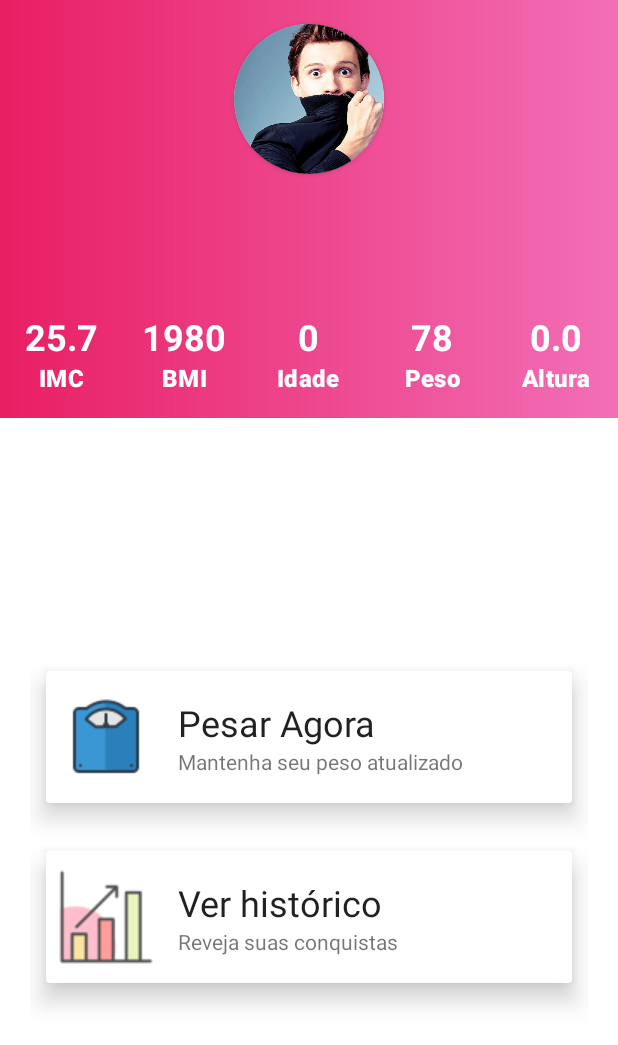
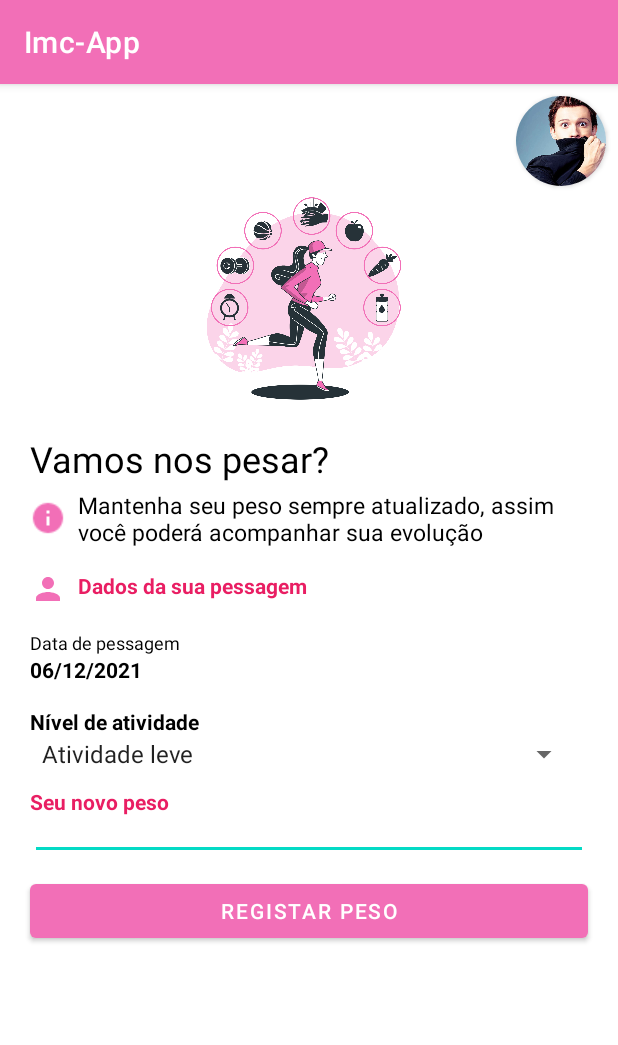
Before and after one commit to Kevin4773/ImcApp2.0, an Android app: the DashBoardActivity screen opened directly, with no data from a screen before it, after a tap on "Pesar Agora", on a phone screen of 412 x 824 dp. Shown: the top 1045 px of the screen. Run offline under Robolectric (Android 15) with nearby library versions, the phone set to English and light mode, and no system bars; Roboto replaces fonts that are not available here; 1 statement that could not run was skipped.

Commit message:
Funções de peso, atividade e data de pessagem concluído

```diff
--- a/app/src/main/AndroidManifest.xml
+++ b/app/src/main/AndroidManifest.xml
@@ -9,7 +9,8 @@
         android:roundIcon="@drawable/imc"
         android:supportsRtl="true"
         android:theme="@style/Theme.ImcApp">
-        <activity android:name=".NovoUsuarioActivity"></activity>
+        <activity android:name=".activity_pessagem2"></activity>
+        <activity android:name=".NovoUsuarioActivity" />
         <activity android:name=".DashBoardActivity" />
         <activity
             android:name=".MainActivity"
--- a/app/src/main/java/com/example/imc_app/DashBoardActivity.kt
+++ b/app/src/main/java/com/example/imc_app/DashBoardActivity.kt
@@ -5,6 +5,7 @@ import androidx.appcompat.app.AppCompatActivity
 import android.os.Bundle
 import android.widget.RelativeLayout
 import android.widget.TextView
+import androidx.cardview.widget.CardView
 import com.example.imc_app.utilts.calcularIdade
 import org.w3c.dom.Text
 
@@ -13,8 +14,8 @@ class DashBoardActivity : AppCompatActivity() {
     lateinit var nome: TextView
     lateinit var profissao: TextView
     lateinit var altura: TextView
-    lateinit var idade: TextView
-    lateinit var pesarAgora: RelativeLayout
+    lateinit var txt_idade: TextView
+    lateinit var pesarAgora: CardView
 
     override fun onCreate(savedInstanceState: Bundle?) {
         super.onCreate(savedInstanceState)
@@ -24,11 +25,11 @@ class DashBoardActivity : AppCompatActivity() {
         nome = findViewById<TextView>(R.id.nome_dash)
         profissao = findViewById<TextView>(R.id.profissao_dash)
         altura = findViewById<TextView>(R.id.altura_dash)
-        idade = findViewById<TextView>(R.id.idade_dash)
+        txt_idade = findViewById(R.id.idade_dash)
         pesarAgora = findViewById(R.id.pesar_agora)
 
         pesarAgora.setOnClickListener {
-            val abrirPessagem = Intent(this, PessagemActivity::class.java)
+            val abrirPessagem = Intent(this, activity_pessagem2::class.java)
             startActivity(abrirPessagem)
         }
 
@@ -38,11 +39,12 @@ class DashBoardActivity : AppCompatActivity() {
 
     private fun preencherDashboard() {
         val arquivo = getSharedPreferences("usuario", MODE_PRIVATE)
-        val nascimento = arquivo.getString("Nascimento", "").toString()
+        val nascimento = arquivo.getString("nascimento", "").toString()
+        val idade = calcularIdade(nascimento).toString().toInt()
 
         nome.text = arquivo.getString("nome", "")
+        txt_idade.text = idade.toString()
         profissao.text = arquivo.getString("profissao", "")
-        idade.text = calcularIdade(nascimento).toString()
         altura.text = arquivo.getFloat("altura", 0.0f).toString()
 
     }
--- /dev/null
+++ b/app/src/main/java/com/example/imc_app/activity_pessagem2.kt
@@ -0,0 +1,54 @@
+package com.example.imc_app
+
+import androidx.appcompat.app.AppCompatActivity
+import android.os.Bundle
+import android.widget.*
+import com.example.imc_app.utilts.converteDataParaPortuguesBrasil
+import java.time.LocalDate
+
+class activity_pessagem2 : AppCompatActivity() {
+
+    lateinit var  tvDataPessagem: TextView
+    lateinit var  buttonRegistarPeso: Button
+    lateinit var  editNovoPeso: EditText
+    lateinit var  spinnerAtividades: Spinner
+
+    override fun onCreate(savedInstanceState: Bundle?) {
+        super.onCreate(savedInstanceState)
+        setContentView(R.layout.activity_pessagem2)
+
+        tvDataPessagem = findViewById(R.id.tv_data_pessagem)
+
+        tvDataPessagem.text = converteDataParaPortuguesBrasil(LocalDate.now())
+
+        buttonRegistarPeso = findViewById(R.id.button_registar_peso)
+
+        editNovoPeso = findViewById(R.id.peso_pessagem)
+
+        spinnerAtividades = findViewById(R.id.spinner_pessagem)
+
+        buttonRegistarPeso.setOnClickListener {
+
+            gravarPeso()
+
+        }
+
+
+    }
+
+    private fun gravarPeso() {
+
+        val arquivo = getSharedPreferences("usuario", MODE_PRIVATE)
+        val editor = arquivo.edit()
+
+        val peso = arquivo.getString("peso", "")
+        val dataPessagem = arquivo.getString("data_pesagem", "")
+
+        editor.putString("data_pesagem", "$dataPessagem;${LocalDate.now()}")
+        editor.putString("peso", "${peso};${editNovoPeso.text.toString()}")
+        editor.putInt("nivel_atividade", spinnerAtividades.selectedItemPosition)
+
+        editor.commit()
+
+    }
+}
--- a/app/src/main/java/com/example/imc_app/utilts/Datas.kt
+++ b/app/src/main/java/com/example/imc_app/utilts/Datas.kt
@@ -3,11 +3,13 @@ package com.example.imc_app.utilts
 import android.util.Log
 import java.time.LocalDate
 import java.time.Period
+import java.time.format.DateTimeFormatter
+import java.time.format.DateTimeFormatterBuilder
 
 fun calcularIdade(dataNascimento: String): Int {
 
+    val hoje = LocalDate.now()
     val data = dataNascimento.split("/")
-    val hoje = LocalDate.now()
 
     /*Log.i("xpto", data.get(0))
     Log.i("xpto", data.get(1))
@@ -17,15 +19,26 @@ fun calcularIdade(dataNascimento: String): Int {
 
 
     // Convertar a dataNascimento que é string em LocalDate
-    val nascimento = LocalDate.of( data.get(2).toInt(), data.get(1).toInt(), data.get(0).toInt())
-
-    Log.i("xpto", dataNascimento.toString())
+    val nascimento = LocalDate.of(data.get(2).toInt(), data.get(1).toInt(), data.get(0).toInt())
 
     // Calculo do periodo entre datas
     val idade = Period.between(nascimento, hoje).years
 
+    return idade
+
+    // Log.i("xpto", dataNascimento.toString())
+
     //Log.i("xpto", idade.toString())
 
-    return idade
+}
+
+fun converteDataParaPortuguesBrasil(data: LocalDate): String {
+
+    // ** Esse é o formato que queremos para a data
+    val formatoBrasil = DateTimeFormatter.ofPattern("dd/MM/yyyy")
+
+    val dataBrasil = data.format(formatoBrasil)
+
+    return  dataBrasil.toString()
 
 }
--- a/app/src/main/res/layout/activity_dash_board.xml
+++ b/app/src/main/res/layout/activity_dash_board.xml
@@ -146,13 +146,13 @@
         android:gravity="center_vertical">
 
         <androidx.cardview.widget.CardView
+            android:id="@+id/pesar_agora"
             android:layout_width="match_parent"
             android:layout_height="120dp"
             app:cardElevation="10dp"
             app:cardUseCompatPadding="true">
 
             <RelativeLayout
-                android:id="@+id/pesar_agora"
                 android:layout_width="match_parent"
                 android:layout_height="match_parent">
 
--- /dev/null
+++ b/app/src/main/res/layout/activity_pessagem2.xml
@@ -0,0 +1,155 @@
+<?xml version="1.0" encoding="utf-8"?>
+<androidx.constraintlayout.widget.ConstraintLayout xmlns:android="http://schemas.android.com/apk/res/android"
+    xmlns:app="http://schemas.android.com/apk/res-auto"
+    xmlns:tools="http://schemas.android.com/tools"
+    android:layout_width="match_parent"
+    android:layout_height="match_parent"
+    tools:context=".activity_pessagem2">
+
+    <androidx.cardview.widget.CardView
+        android:id="@+id/card_view_perfil"
+        android:layout_width="60dp"
+        android:layout_height="60dp"
+        android:layout_marginTop="8dp"
+        android:layout_marginEnd="8dp"
+        app:cardCornerRadius="30dp"
+        app:layout_constraintEnd_toEndOf="parent"
+        app:layout_constraintTop_toTopOf="parent">
+
+        <ImageView
+            android:id="@+id/iv_foto"
+            android:layout_width="match_parent"
+            android:layout_height="match_parent"
+            android:scaleType="centerCrop"
+            app:srcCompat="@drawable/perfil" />
+    </androidx.cardview.widget.CardView>
+
+    <ImageView
+        android:id="@+id/fundo"
+        android:layout_width="150dp"
+        android:layout_height="150dp"
+        app:layout_constraintEnd_toEndOf="parent"
+        app:layout_constraintStart_toStartOf="parent"
+        app:layout_constraintTop_toBottomOf="@+id/card_view_perfil"
+        app:srcCompat="@drawable/fundo" />
+
+    <TextView
+        android:id="@+id/textView"
+        android:layout_width="wrap_content"
+        android:layout_height="wrap_content"
+        android:layout_marginStart="20dp"
+        android:layout_marginTop="15dp"
+        android:text="Vamos nos pesar?"
+        android:textColor="#000000"
+        android:textSize="24sp"
+        app:layout_constraintStart_toStartOf="parent"
+        app:layout_constraintTop_toBottomOf="@+id/fundo" />
+
+    <TextView
+        android:id="@+id/textView2"
+        android:layout_width="350dp"
+        android:layout_height="0dp"
+        android:layout_marginTop="4dp"
+        android:drawableStart="@drawable/info"
+        android:drawablePadding="8dp"
+        android:text="Mantenha seu peso sempre atualizado, assim você poderá acompanhar sua evolução"
+        android:textColor="#000000"
+        android:textSize="15sp"
+        app:layout_constraintStart_toStartOf="@+id/textView"
+        app:layout_constraintTop_toBottomOf="@+id/textView" />
+
+    <TextView
+        android:id="@+id/textView3"
+        android:layout_width="wrap_content"
+        android:layout_height="wrap_content"
+        android:layout_marginTop="15dp"
+        android:drawableStart="@drawable/person_24"
+        android:drawablePadding="8dp"
+        android:text="Dados da sua pessagem"
+        android:textColor="@color/pink_700"
+        android:textStyle="bold"
+        app:layout_constraintStart_toStartOf="@+id/textView2"
+        app:layout_constraintTop_toBottomOf="@+id/textView2" />
+
+    <TextView
+        android:id="@+id/textView4"
+        android:layout_width="wrap_content"
+        android:layout_height="wrap_content"
+        android:layout_marginTop="15dp"
+        android:text="Data de pessagem"
+        android:textColor="#000000"
+        android:textSize="12sp"
+        app:layout_constraintStart_toStartOf="@+id/textView3"
+        app:layout_constraintTop_toBottomOf="@+id/textView3" />
+
+    <TextView
+        android:id="@+id/tv_data_pessagem"
+        android:layout_width="wrap_content"
+        android:layout_height="wrap_content"
+        android:text="06-12-2021"
+        android:textColor="#000000"
+        android:textStyle="bold"
+        app:layout_constraintStart_toStartOf="@+id/textView4"
+        app:layout_constraintTop_toBottomOf="@+id/textView4" />
+
+    <TextView
+        android:id="@+id/textView6"
+        android:layout_width="wrap_content"
+        android:layout_height="wrap_content"
+        android:layout_marginTop="15dp"
+        android:text="Nível de atividade"
+        android:textColor="#000000"
+        android:textStyle="bold"
+        app:layout_constraintStart_toStartOf="@+id/tv_data_pessagem"
+        app:layout_constraintTop_toBottomOf="@+id/tv_data_pessagem" />
+
+    <Spinner
+        android:id="@+id/spinner_pessagem"
+        android:layout_width="match_parent"
+        android:layout_height="wrap_content"
+        android:layout_marginStart="20dp"
+        android:layout_marginEnd="25dp"
+        android:entries="@array/Atividades"
+        app:layout_constraintEnd_toEndOf="parent"
+        app:layout_constraintStart_toStartOf="@+id/textView6"
+        app:layout_constraintTop_toBottomOf="@+id/textView6" />
+
+    <TextView
+        android:id="@+id/textView7"
+        android:layout_width="wrap_content"
+        android:layout_height="wrap_content"
+        android:layout_marginTop="10dp"
+        android:text="Seu novo peso"
+        android:textColor="@color/pink_700"
+        android:textStyle="bold"
+        app:layout_constraintStart_toStartOf="@+id/textView6"
+        app:layout_constraintTop_toBottomOf="@+id/spinner_pessagem" />
+
+    <EditText
+        android:id="@+id/peso_pessagem"
+        android:layout_width="match_parent"
+        android:layout_height="24dp"
+        android:layout_marginStart="20dp"
+        android:layout_marginTop="5dp"
+        android:layout_marginEnd="20dp"
+        android:ems="10"
+        android:inputType="number"
+        android:textColor="#000000"
+        android:textStyle="bold"
+        app:layout_constraintEnd_toEndOf="parent"
+        app:layout_constraintHorizontal_bias="0.0"
+        app:layout_constraintStart_toStartOf="parent"
+        app:layout_constraintTop_toBottomOf="@+id/textView7" />
+
+    <Button
+        android:id="@+id/button_registar_peso"
+        android:layout_width="match_parent"
+        android:layout_height="wrap_content"
+        android:layout_marginStart="20dp"
+        android:layout_marginTop="10dp"
+        android:layout_marginEnd="20dp"
+        android:text="Registar peso"
+        app:layout_constraintEnd_toEndOf="parent"
+        app:layout_constraintStart_toStartOf="parent"
+        app:layout_constraintTop_toBottomOf="@+id/peso_pessagem" />
+</androidx.constraintlayout.widget.ConstraintLayout>
--- a/app/src/main/res/values/strings.xml
+++ b/app/src/main/res/values/strings.xml
@@ -24,4 +24,10 @@
     <string name="dados_sexo_opcaoF">Feminino</string>
     <string name="text_pesar">Vamos nos pesar?</string>
     <string name="text_info">Mantenha seu peso sempre atualizado, assim você poderá acompanhar sua evolução</string>
+
+    <string-array name="Atividades">
+        <item>Atividade leve</item>
+        <item>Atividade Moderada</item>
+        <item>Atividade Intensa</item>
+    </string-array>
 </resources>
```
Also changed, not shown: app/src/main/res/drawable/fundo.png.
